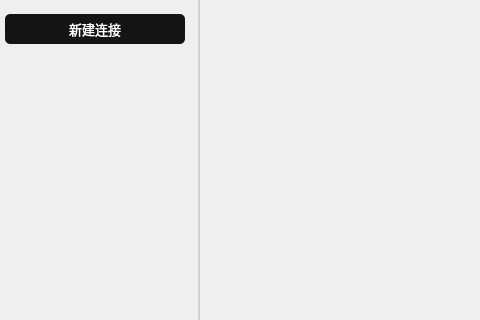
This is source/zookeepermanagewidget.ui in HuaGouFdog/Fdog-Kit as Qt 5 draws it before an edit; both pictures show x 0 to 480 and y 0 to 320 of the 853 by 508 pixel window. The edited form follows.
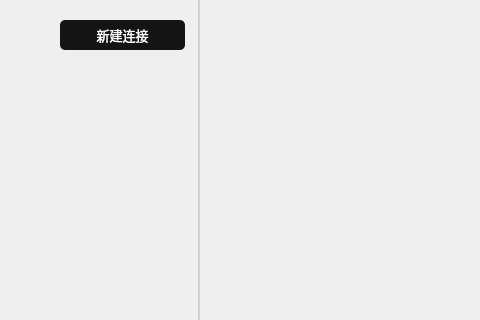
This is the edited form. Icons and pictures are not drawn.

Diff of the .ui file:
```diff
--- a/source/zookeepermanagewidget.ui
+++ b/source/zookeepermanagewidget.ui
@@ -105,7 +105,7 @@
        <number>5</number>
       </property>
       <property name="topMargin">
-       <number>9</number>
+       <number>0</number>
       </property>
       <property name="rightMargin">
        <number>9</number>
@@ -118,16 +118,16 @@
         <property name="minimumSize">
          <size>
           <width>0</width>
-          <height>35</height>
+          <height>70</height>
          </size>
         </property>
         <property name="maximumSize">
          <size>
           <width>16777215</width>
-          <height>35</height>
+          <height>70</height>
          </size>
         </property>
-        <layout class="QVBoxLayout" name="verticalLayout_2">
+        <layout class="QHBoxLayout" name="horizontalLayout_4">
          <property name="spacing">
           <number>0</number>
          </property>
@@ -143,11 +143,30 @@
          <property name="bottomMargin">
           <number>5</number>
          </property>
+         <item>
+          <widget class="QWidget" name="widget_4" native="true">
+           <property name="minimumSize">
+            <size>
+             <width>45</width>
+             <height>45</height>
+            </size>
+           </property>
+           <property name="maximumSize">
+            <size>
+             <width>45</width>
+             <height>45</height>
+            </size>
+           </property>
+           <property name="styleSheet">
+            <string notr="true">image: url(:/lib/Zookeeper21.png);</string>
+           </property>
+          </widget>
+         </item>
          <item>
           <widget class="QToolButton" name="toolButton_newCreate">
            <property name="minimumSize">
             <size>
-             <width>180</width>
+             <width>125</width>
              <height>30</height>
             </size>
            </property>
@@ -179,6 +198,13 @@
            <property name="text">
             <string>新建连接</string>
            </property>
+           <property name="icon">
+            <iconset resource="lib.qrc">
+             <normaloff>:/lib/Zookeeper2.png</normaloff>:/lib/Zookeeper2.png</iconset>
+           </property>
+           <property name="toolButtonStyle">
+            <enum>Qt::ToolButtonTextOnly</enum>
+           </property>
           </widget>
          </item>
         </layout>
@@ -260,7 +286,7 @@
               <x>0</x>
               <y>0</y>
               <width>186</width>
-              <height>458</height>
+              <height>432</height>
              </rect>
             </property>
             <property name="styleSheet">
```
Left out of the diff: 4 changed lines with no effect on the pictures.
